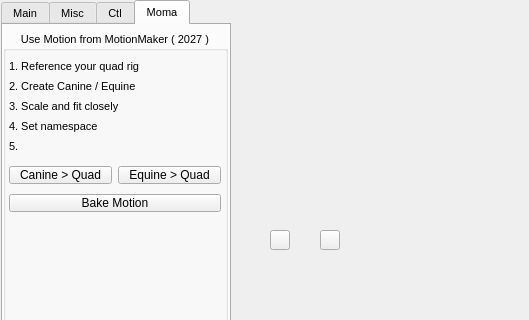
First picture: the form in nl_modules/nl_rigging_tools.ui, repository nickyliux/nl_rigging_tools, before the edit; both pictures show x 0 to 529 and y 0 to 320 of the 529 by 901 pixel window.
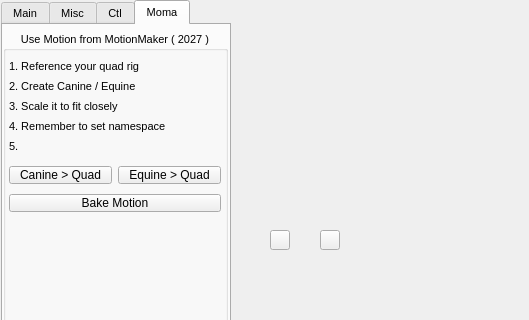
Second picture: the form after the edit. The open tabs and pages were chosen to show the change.

Diff of the .ui file:
```diff
--- a/nl_modules/nl_rigging_tools.ui
+++ b/nl_modules/nl_rigging_tools.ui
@@ -4120,7 +4120,7 @@
        </rect>
       </property>
       <property name="text">
-       <string>4. Set namespace</string>
+       <string>4. Remember to set namespace</string>
       </property>
      </widget>
      <widget class="QWidget" name="horizontalLayoutWidget_32">
@@ -4190,7 +4190,7 @@
        </rect>
       </property>
       <property name="text">
-       <string>3. Scale and fit closely</string>
+       <string>3. Scale it to fit closely</string>
       </property>
      </widget>
      <widget class="QLabel" name="label_17">
```
